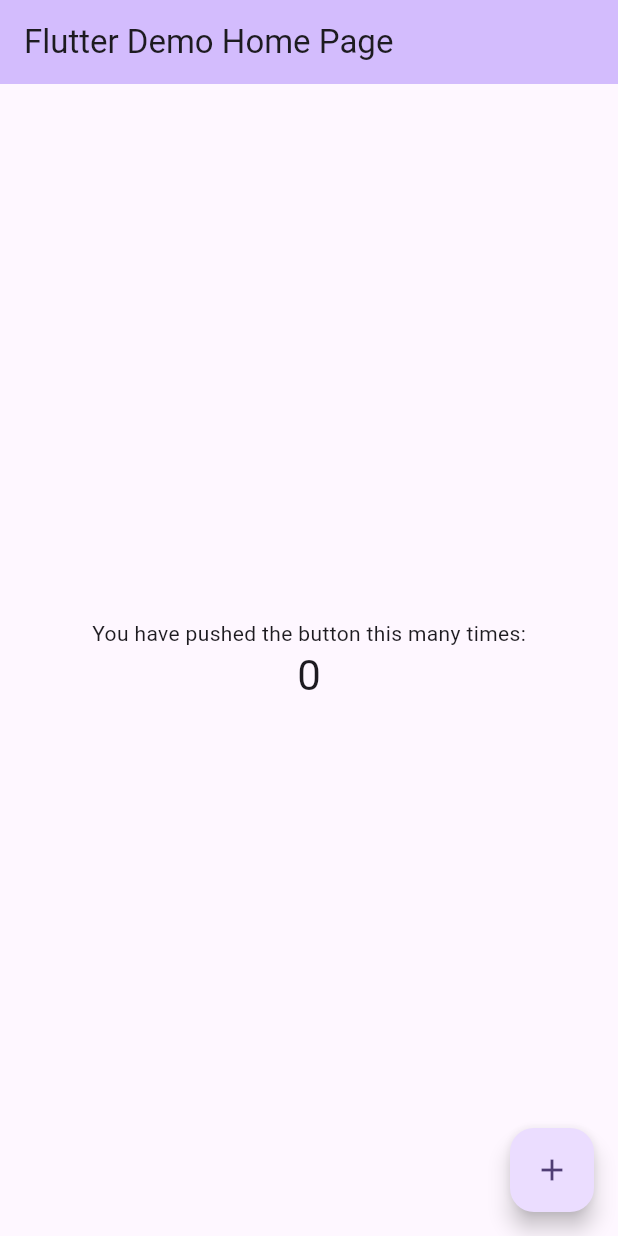
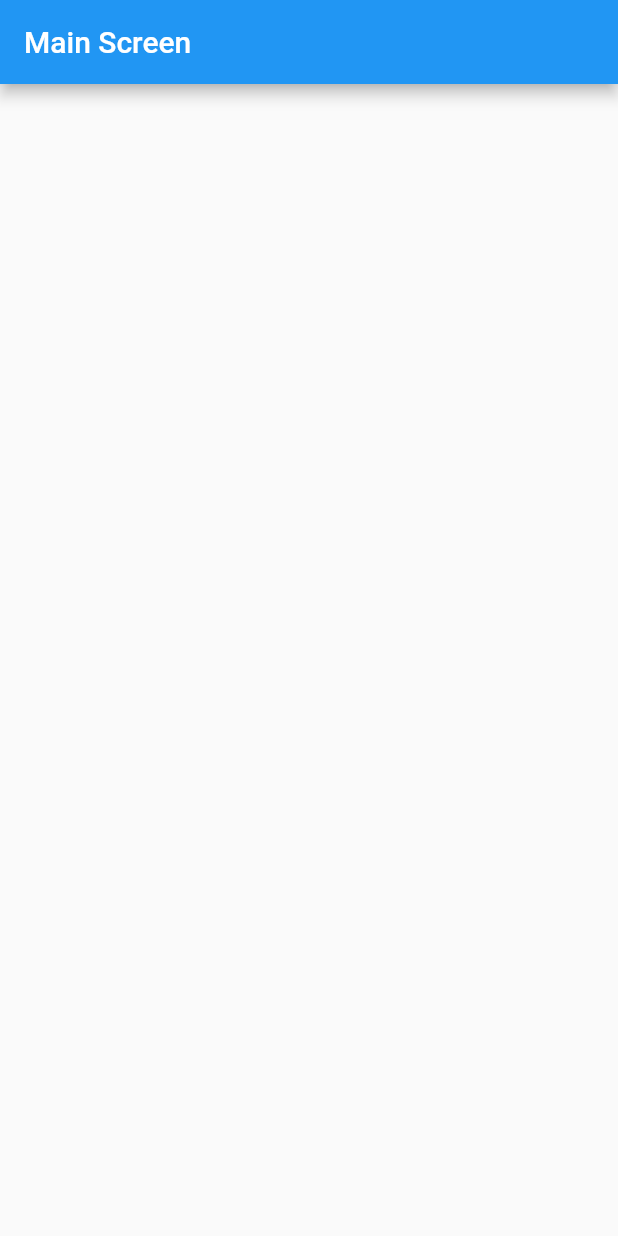
Before and after one commit to MuhamadAndre10/vigenasia, a Flutter app: the screen it shows after launch, on a phone screen of 412 x 824 dp. Run offline on Flutter 3.47's test engine with Material 2 defaults, Android fonts, the phone set to English and light mode, and no system bars.

Commit message:
add screen login register and home

```diff
--- a/lib/main.dart
+++ b/lib/main.dart
@@ -1,125 +1,10 @@
 import 'package:flutter/material.dart';
+import 'package:vigenasia/screen/home_screen.dart';
 
-void main() {
-  runApp(const MyApp());
+void main(List<String> args) {
+  return runApp(
+    const MaterialApp(
+      home: MainScreen(),
+    ),
+  );
 }
-
-class MyApp extends StatelessWidget {
-  const MyApp({super.key});
-
-  // This widget is the root of your application.
-  @override
-  Widget build(BuildContext context) {
-    return MaterialApp(
-      title: 'Flutter Demo',
-      theme: ThemeData(
-        // This is the theme of your application.
-        //
-        // TRY THIS: Try running your application with "flutter run". You'll see
-        // the application has a blue toolbar. Then, without quitting the app,
-        // try changing the seedColor in the colorScheme below to Colors.green
-        // and then invoke "hot reload" (save your changes or press the "hot
-        // reload" button in a Flutter-supported IDE, or press "r" if you used
-        // the command line to start the app).
-        //
-        // Notice that the counter didn't reset back to zero; the application
-        // state is not lost during the reload. To reset the state, use hot
-        // restart instead.
-        //
-        // This works for code too, not just values: Most code changes can be
-        // tested with just a hot reload.
-        colorScheme: ColorScheme.fromSeed(seedColor: Colors.deepPurple),
-        useMaterial3: true,
-      ),
-      home: const MyHomePage(title: 'Flutter Demo Home Page'),
-    );
-  }
-}
-
-class MyHomePage extends StatefulWidget {
-  const MyHomePage({super.key, required this.title});
-
-  // This widget is the home page of your application. It is stateful, meaning
-  // that it has a State object (defined below) that contains fields that affect
-  // how it looks.
-
-  // This class is the configuration for the state. It holds the values (in this
-  // case the title) provided by the parent (in this case the App widget) and
-  // used by the build method of the State. Fields in a Widget subclass are
-  // always marked "final".
-
-  final String title;
-
-  @override
-  State<MyHomePage> createState() => _MyHomePageState();
-}
-
-class _MyHomePageState extends State<MyHomePage> {
-  int _counter = 0;
-
-  void _incrementCounter() {
-    setState(() {
-      // This call to setState tells the Flutter framework that something has
-      // changed in this State, which causes it to rerun the build method below
-      // so that the display can reflect the updated values. If we changed
-      // _counter without calling setState(), then the build method would not be
-      // called again, and so nothing would appear to happen.
-      _counter++;
-    });
-  }
-
-  @override
-  Widget build(BuildContext context) {
-    // This method is rerun every time setState is called, for instance as done
-    // by the _incrementCounter method above.
-    //
-    // The Flutter framework has been optimized to make rerunning build methods
-    // fast, so that you can just rebuild anything that needs updating rather
-    // than having to individually change instances of widgets.
-    return Scaffold(
-      appBar: AppBar(
-        // TRY THIS: Try changing the color here to a specific color (to
-        // Colors.amber, perhaps?) and trigger a hot reload to see the AppBar
-        // change color while the other colors stay the same.
-        backgroundColor: Theme.of(context).colorScheme.inversePrimary,
-        // Here we take the value from the MyHomePage object that was created by
-        // the App.build method, and use it to set our appbar title.
-        title: Text(widget.title),
-      ),
-      body: Center(
-        // Center is a layout widget. It takes a single child and positions it
-        // in the middle of the parent.
-        child: Column(
-          // Column is also a layout widget. It takes a list of children and
-          // arranges them vertically. By default, it sizes itself to fit its
-          // children horizontally, and tries to be as tall as its parent.
-          //
-          // Column has various properties to control how it sizes itself and
-          // how it positions its children. Here we use mainAxisAlignment to
-          // center the children vertically; the main axis here is the vertical
-          // axis because Columns are vertical (the cross axis would be
-          // horizontal).
-          //
-          // TRY THIS: Invoke "debug painting" (choose the "Toggle Debug Paint"
-          // action in the IDE, or press "p" in the console), to see the
-          // wireframe for each widget.
-          mainAxisAlignment: MainAxisAlignment.center,
-          children: <Widget>[
-            const Text(
-              'You have pushed the button this many times:',
-            ),
-            Text(
-              '$_counter',
-              style: Theme.of(context).textTheme.headlineMedium,
-            ),
-          ],
-        ),
-      ),
-      floatingActionButton: FloatingActionButton(
-        onPressed: _incrementCounter,
-        tooltip: 'Increment',
-        child: const Icon(Icons.add),
-      ), // This trailing comma makes auto-formatting nicer for build methods.
-    );
-  }
-}
--- /dev/null
+++ b/lib/screen/home_screen.dart
@@ -0,0 +1,14 @@
+import 'package:flutter/material.dart';
+
+class MainScreen extends StatelessWidget {
+  const MainScreen({super.key});
+
+  @override
+  Widget build(BuildContext context) {
+    return Scaffold(
+      appBar: AppBar(
+        title: const Text("Main Screen"),
+      ),
+    );
+  }
+}
```
Also changed, not shown: lib/screen/login_screen.dart (added), lib/screen/register_screen.dart (added).
